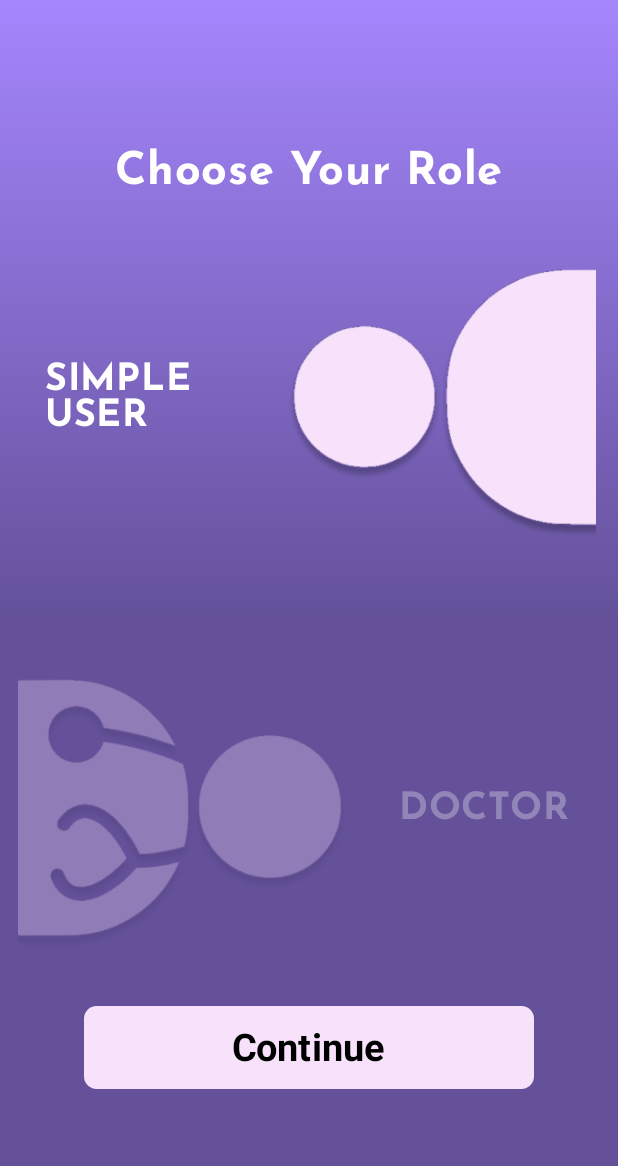
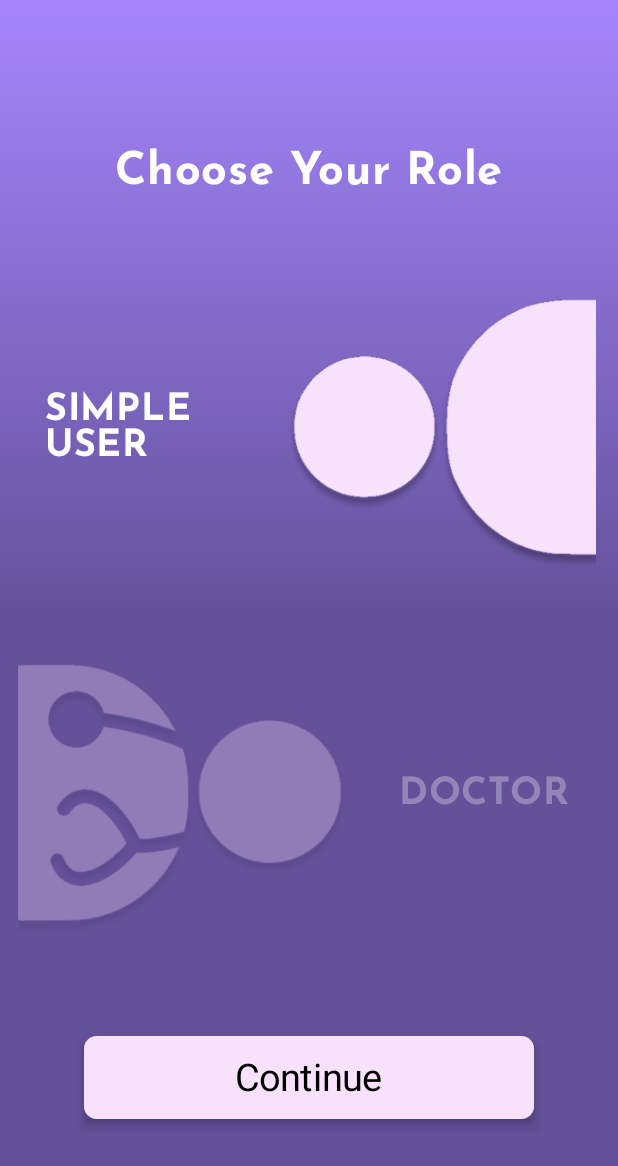
Before and after one commit to Lydiacwall/HappyHabits, an Android app built with Jetpack Compose: the ChooseRoleView screen opened through its navigation route, after a tap on "SIMPLE USER", on a phone screen of 412 x 824 dp. Shown: the top 1166 px of the screen. Run offline under Robolectric (Android 15) with nearby library versions, the phone set to English and light mode, and no system bars; our stand-ins replace Dagger/Hilt's generated code.

Commit message:
some changes

```diff
--- a/Mobile-App/app/src/main/java/com/example/happyhabits/feature_authentication/presentation/AuthenticationActivity.kt
+++ b/Mobile-App/app/src/main/java/com/example/happyhabits/feature_authentication/presentation/AuthenticationActivity.kt
@@ -14,6 +14,8 @@ import com.example.happyhabits.feature_authentication.presentation.choose_role.C
 import com.example.happyhabits.feature_authentication.presentation.login.SignInView
 import com.example.happyhabits.feature_authentication.presentation.sign_up_doctor.SignUpDoctorView
 import com.example.happyhabits.feature_authentication.presentation.sign_up_user.SignUpUserView
+import com.example.happyhabits.feature_authentication.presentation.splash_screen.SplashScreen
+import com.example.happyhabits.feature_authentication.presentation.get_started.GetStartedView
 import com.example.happyhabits.feature_authentication.presentation.util.Screen
 import com.example.happyhabits.ui.theme.HappyHabitsTheme
 import dagger.hilt.android.AndroidEntryPoint
@@ -33,7 +35,17 @@ class AuthenticationActivity: ComponentActivity() {
                     color = MaterialTheme.colorScheme.background
                 ) {
                     val navController = rememberNavController()
-                    NavHost(navController = navController, startDestination = Screen.LoginScreen.route){
+                    NavHost(navController = navController, startDestination = Screen.SplashScreen.route){
+                        composable(
+                            route = Screen.SplashScreen.route
+                        ){
+                            SplashScreen(navController = navController)
+                        }
+                        composable(
+                            route = Screen.GetStartedScreen.route
+                        ) {
+                            GetStartedView(navController = navController)
+                        }
                         composable(
                             route = Screen.LoginScreen.route
                         ) {
--- a/Mobile-App/app/src/main/java/com/example/happyhabits/feature_authentication/presentation/choose_role/ChooseRoleScreen.kt
+++ b/Mobile-App/app/src/main/java/com/example/happyhabits/feature_authentication/presentation/choose_role/ChooseRoleScreen.kt
@@ -63,8 +63,6 @@ fun ChooseRoleView(
     val colors = listOf(Color(0xffA586FD), Color(0xff64519A), Color(0xff645199))
     var alpha1= 1f
     var alpha2=1f
-    var elevation1=10.0f
-    var elevation2=10.0f
 
 
     Box(
@@ -92,7 +90,7 @@ fun ChooseRoleView(
                     .padding(top=100.dp)
 
             )
-            Spacer(modifier = Modifier.height(10.dp))
+            Spacer(modifier = Modifier.height(30.dp))
             Row(
 
                 verticalAlignment = Alignment.CenterVertically,
@@ -126,7 +124,7 @@ fun ChooseRoleView(
 
             }
 
-            Spacer(modifier = Modifier.height(30.dp))
+
             Row(
 
                 verticalAlignment = Alignment.CenterVertically,
@@ -162,6 +160,7 @@ fun ChooseRoleView(
 
             }
             if(selectedRole!= "") {
+                Spacer(modifier = Modifier.height(30.dp))
                 Box( modifier = Modifier
                     .fillMaxSize()) {
                     Button(
@@ -176,7 +175,8 @@ fun ChooseRoleView(
                         modifier = Modifier
                             .align(Alignment.TopCenter)
                             .width(300.dp)
-                            .height(55.dp),
+                            .height(55.dp)
+                            .shadow(4.dp),
 
 
                         colors = ButtonDefaults.buttonColors(
@@ -190,7 +190,7 @@ fun ChooseRoleView(
                             text="Continue",
                             color= Color.Black,
                             fontSize = 25.sp,
-                            fontWeight = FontWeight.Bold
+                            fontWeight = FontWeight.Normal
                         )
                     }
 
--- a/Mobile-App/app/src/main/java/com/example/happyhabits/feature_authentication/presentation/splash_screen/SplashScreen.kt
+++ b/Mobile-App/app/src/main/java/com/example/happyhabits/feature_authentication/presentation/splash_screen/SplashScreen.kt
@@ -11,6 +11,7 @@ import androidx.compose.foundation.layout.padding
 import androidx.compose.foundation.layout.size
 import androidx.compose.material3.Text
 import androidx.compose.runtime.Composable
+import androidx.compose.runtime.LaunchedEffect
 import androidx.compose.ui.Alignment
 import androidx.compose.ui.Modifier
 import androidx.compose.ui.graphics.Brush
@@ -22,11 +23,16 @@ import androidx.compose.ui.text.font.FontWeight
 import androidx.compose.ui.text.style.TextAlign
 import androidx.compose.ui.unit.dp
 import androidx.compose.ui.unit.sp
+import androidx.navigation.NavController
 import com.example.happyhabits.R
+import com.example.happyhabits.feature_authentication.presentation.util.Screen
+import kotlinx.coroutines.delay
 
 @Composable
-fun SplashScreen() {
-    ///////////////////////////////////////////////////SPLASH SCREEN/////////////////////////////////////////////////
+fun SplashScreen(
+    navController: NavController
+) {
+
     val colorsPurple = listOf(Color(0xffA586FD), Color(0xff64519A), Color(0xff645199))
     Box(
         modifier = Modifier
@@ -58,5 +64,9 @@ fun SplashScreen() {
                 lineHeight = 50.sp,
                 fontFamily =  FontFamily.SansSerif)
         )
+        LaunchedEffect(Unit) {
+            delay(3000)
+            navController.navigate(Screen.GetStartedScreen.route)
+        }
     }
 }
--- a/Mobile-App/app/src/main/java/com/example/happyhabits/feature_authentication/presentation/util/Screen.kt
+++ b/Mobile-App/app/src/main/java/com/example/happyhabits/feature_authentication/presentation/util/Screen.kt
@@ -1,6 +1,8 @@
 package com.example.happyhabits.feature_authentication.presentation.util
 
 sealed class Screen(val route: String) {
+    data object SplashScreen: Screen("splash_screen")
+    data object GetStartedScreen: Screen("get_started_screen")
     data object LoginScreen: Screen("login_screen")
     data object AddUserScreen: Screen("add_user_screen")
 
--- a/Mobile-App/app/src/main/java/com/example/happyhabits/ui/theme/Theme.kt
+++ b/Mobile-App/app/src/main/java/com/example/happyhabits/ui/theme/Theme.kt
@@ -58,7 +58,7 @@ fun HappyHabitsTheme(
     if (!view.isInEditMode) {
         SideEffect {
             val window = (view.context as Activity).window
-            window.statusBarColor = colorScheme.primary.toArgb()
+            window.statusBarColor = LightColorScheme.primary.toArgb()
             WindowCompat.getInsetsController(window, view).isAppearanceLightStatusBars = darkTheme
         }
     }
```
Also changed, not shown: Mobile-App/app/src/main/java/com/example/happyhabits/feature_authentication/presentation/get_started/GetStartedScreen.kt (renamed from Mobile-App/app/src/main/java/com/example/happyhabits/feature_authentication/presentation/getStarted/GetStartedScreen.kt, +7 -3 lines).
